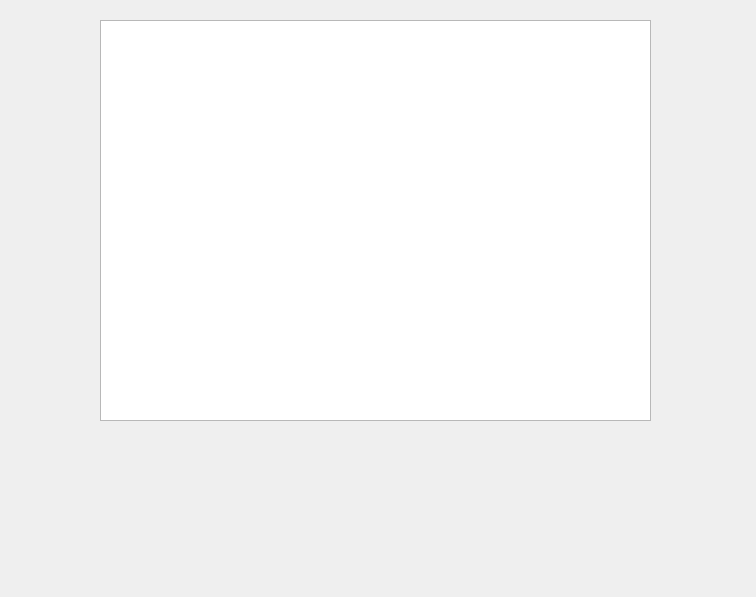
Above: totalpurchase.ui from Ling2251/CS1C-Bulk-Club-Project before the change. Below: the same form after it.
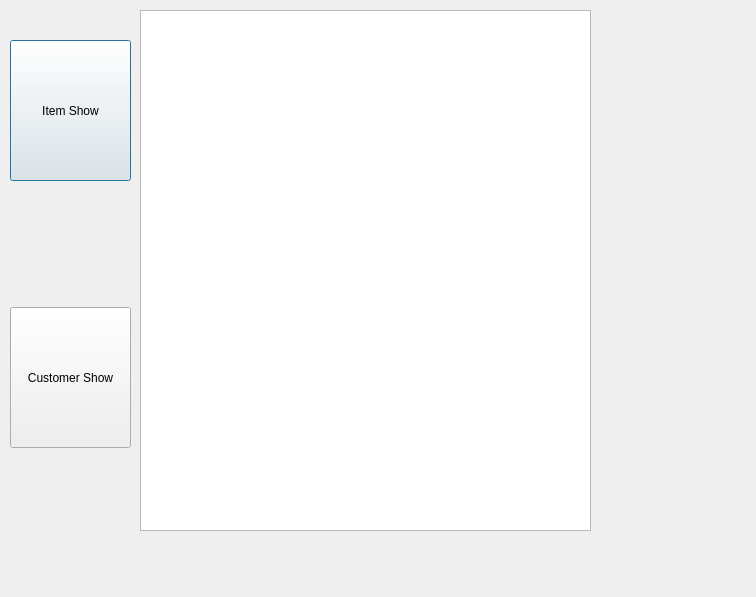
That is the form after the change.

Commit message: fixed ui and do some works in total purchase file

What changed in the file:
```diff
--- a/totalpurchase.ui
+++ b/totalpurchase.ui
@@ -16,13 +16,42 @@
   <widget class="QTableView" name="tableView">
    <property name="geometry">
     <rect>
-     <x>100</x>
-     <y>20</y>
-     <width>551</width>
-     <height>401</height>
+     <x>140</x>
+     <y>10</y>
+     <width>451</width>
+     <height>521</height>
     </rect>
    </property>
   </widget>
+  <widget class="QPushButton" name="itemShow">
+   <property name="geometry">
+    <rect>
+     <x>10</x>
+     <y>40</y>
+     <width>121</width>
+     <height>141</height>
+    </rect>
+   </property>
+   <property name="toolTip">
+    <string>&lt;html&gt;&lt;head/&gt;&lt;body&gt;&lt;p&gt;&lt;br/&gt;&lt;/p&gt;&lt;/body&gt;&lt;/html&gt;</string>
+   </property>
+   <property name="text">
+    <string>Item Show</string>
+   </property>
+  </widget>
+  <widget class="QPushButton" name="customerShow">
+   <property name="geometry">
+    <rect>
+     <x>10</x>
+     <y>307</y>
+     <width>121</width>
+     <height>141</height>
+    </rect>
+   </property>
+   <property name="text">
+    <string>Customer Show</string>
+   </property>
+  </widget>
  </widget>
  <resources/>
  <connections/>
```
The commit also changes 4 other files.
